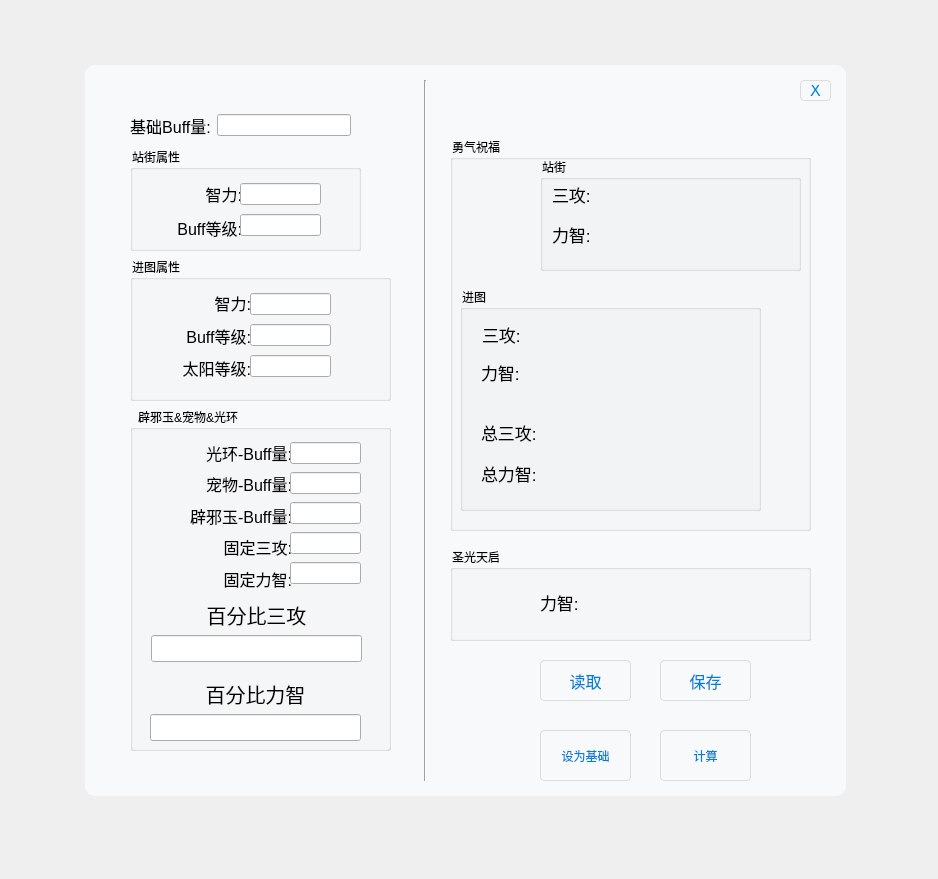
Vixiu/count_buff, file UI.ui: the form before one commit.
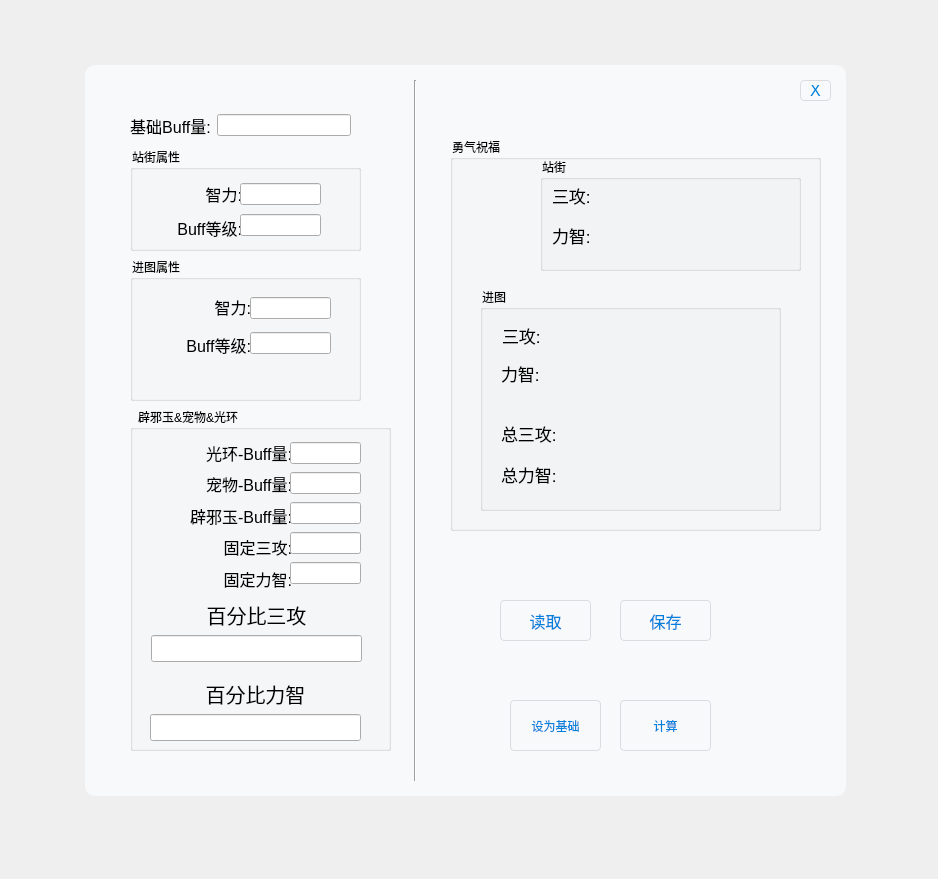
The form after the commit. Icons and pictures are not drawn.

The edit to the form file:
```diff
--- a/UI.ui
+++ b/UI.ui
@@ -117,8 +117,8 @@
    <widget class="QPushButton" name="button_count">
     <property name="geometry">
      <rect>
-      <x>580</x>
-      <y>670</y>
+      <x>540</x>
+      <y>640</y>
       <width>91</width>
       <height>51</height>
      </rect>
@@ -132,7 +132,7 @@
      <rect>
       <x>370</x>
       <y>80</y>
-      <width>361</width>
+      <width>371</width>
       <height>391</height>
      </rect>
     </property>
@@ -142,7 +142,7 @@
     <widget class="QGroupBox" name="groupBox">
      <property name="geometry">
       <rect>
-       <x>10</x>
+       <x>30</x>
        <y>150</y>
        <width>301</width>
        <height>221</height>
@@ -157,7 +157,7 @@
         <x>22</x>
         <y>32</y>
         <width>251</width>
-        <height>24</height>
+        <height>27</height>
        </rect>
       </property>
       <layout class="QHBoxLayout" name="horizontalLayout_3">
@@ -236,7 +236,7 @@
         <x>21</x>
         <y>70</y>
         <width>251</width>
-        <height>24</height>
+        <height>27</height>
        </rect>
       </property>
       <layout class="QHBoxLayout" name="horizontalLayout_4">
@@ -315,7 +315,7 @@
         <x>21</x>
         <y>130</y>
         <width>261</width>
-        <height>24</height>
+        <height>27</height>
        </rect>
       </property>
       <layout class="QHBoxLayout" name="horizontalLayout_5">
@@ -394,7 +394,7 @@
         <x>21</x>
         <y>171</y>
         <width>261</width>
-        <height>24</height>
+        <height>27</height>
        </rect>
       </property>
       <layout class="QHBoxLayout" name="horizontalLayout_6">
@@ -486,7 +486,7 @@
         <x>12</x>
         <y>22</y>
         <width>231</width>
-        <height>24</height>
+        <height>27</height>
        </rect>
       </property>
       <layout class="QHBoxLayout" name="horizontalLayout">
@@ -571,7 +571,7 @@
         <x>12</x>
         <y>62</y>
         <width>233</width>
-        <height>24</height>
+        <height>27</height>
        </rect>
       </property>
       <layout class="QHBoxLayout" name="horizontalLayout_2">
@@ -661,7 +661,7 @@
      <property name="geometry">
       <rect>
        <x>20</x>
-       <y>50</y>
+       <y>40</y>
        <width>61</width>
        <height>61</height>
       </rect>
@@ -680,8 +680,8 @@
    <widget class="QPushButton" name="button_jc">
     <property name="geometry">
      <rect>
-      <x>460</x>
-      <y>670</y>
+      <x>430</x>
+      <y>640</y>
       <width>91</width>
       <height>51</height>
      </rect>
@@ -693,7 +693,7 @@
    <widget class="Line" name="line">
     <property name="geometry">
      <rect>
-      <x>330</x>
+      <x>320</x>
       <y>20</y>
       <width>31</width>
       <height>701</height>
@@ -708,7 +708,7 @@
      <rect>
       <x>50</x>
       <y>200</y>
-      <width>261</width>
+      <width>231</width>
       <height>141</height>
      </rect>
     </property>
@@ -721,7 +721,7 @@
        <x>20</x>
        <y>30</y>
        <width>101</width>
-       <height>91</height>
+       <height>71</height>
       </rect>
      </property>
      <layout class="QVBoxLayout" name="verticalLayout_11">
@@ -755,21 +755,6 @@
         </property>
        </widget>
       </item>
-      <item>
-       <widget class="QLabel" name="label_2">
-        <property name="font">
-         <font>
-          <pointsize>12</pointsize>
-         </font>
-        </property>
-        <property name="text">
-         <string>太阳等级:</string>
-        </property>
-        <property name="alignment">
-         <set>Qt::AlignRight|Qt::AlignTrailing|Qt::AlignVCenter</set>
-        </property>
-       </widget>
-      </item>
      </layout>
     </widget>
     <widget class="QWidget" name="verticalLayoutWidget_8">
@@ -778,7 +763,7 @@
        <x>120</x>
        <y>30</y>
        <width>81</width>
-       <height>91</height>
+       <height>71</height>
       </rect>
      </property>
      <layout class="QVBoxLayout" name="verticalLayout_12">
@@ -788,9 +773,6 @@
       <item>
        <widget class="QLineEdit" name="jt_lv"/>
       </item>
-      <item>
-       <widget class="QLineEdit" name="jt_ty_lv"/>
-      </item>
      </layout>
     </widget>
    </widget>
@@ -1126,125 +1108,11 @@
      <string>X</string>
     </property>
    </widget>
-   <widget class="QGroupBox" name="groupBox_3">
-    <property name="geometry">
-     <rect>
-      <x>370</x>
-      <y>490</y>
-      <width>361</width>
-      <height>91</height>
-     </rect>
-    </property>
-    <property name="title">
-     <string>圣光天启</string>
-    </property>
-    <widget class="QLabel" name="label_7">
-     <property name="enabled">
-      <bool>true</bool>
-     </property>
-     <property name="geometry">
-      <rect>
-       <x>20</x>
-       <y>30</y>
-       <width>51</width>
-       <height>51</height>
-      </rect>
-     </property>
-     <property name="text">
-      <string/>
-     </property>
-     <property name="pixmap">
-      <pixmap>png/23.PNG</pixmap>
-     </property>
-     <property name="scaledContents">
-      <bool>true</bool>
-     </property>
-    </widget>
-    <widget class="QWidget" name="layoutWidget_12">
-     <property name="geometry">
-      <rect>
-       <x>90</x>
-       <y>40</y>
-       <width>261</width>
-       <height>24</height>
-      </rect>
-     </property>
-     <layout class="QHBoxLayout" name="horizontalLayout_8">
-      <item>
-       <widget class="QLabel" name="label_4">
-        <property name="font">
-         <font>
-          <pointsize>13</pointsize>
-         </font>
-        </property>
-        <property name="text">
-         <string>力智:</string>
-        </property>
-       </widget>
-      </item>
-      <item>
-       <widget class="QLabel" name="ty">
-        <property name="font">
-         <font>
-          <pointsize>13</pointsize>
-         </font>
-        </property>
-        <property name="text">
-         <string/>
-        </property>
-        <property name="alignment">
-         <set>Qt::AlignCenter</set>
-        </property>
-       </widget>
-      </item>
-      <item>
-       <widget class="QLabel" name="ty_cj">
-        <property name="minimumSize">
-         <size>
-          <width>0</width>
-          <height>0</height>
-         </size>
-        </property>
-        <property name="maximumSize">
-         <size>
-          <width>9999</width>
-          <height>20</height>
-         </size>
-        </property>
-        <property name="font">
-         <font>
-          <pointsize>11</pointsize>
-         </font>
-        </property>
-        <property name="text">
-         <string/>
-        </property>
-        <property name="alignment">
-         <set>Qt::AlignLeading|Qt::AlignLeft|Qt::AlignVCenter</set>
-        </property>
-       </widget>
-      </item>
-      <item>
-       <spacer name="horizontalSpacer_7">
-        <property name="orientation">
-         <enum>Qt::Horizontal</enum>
-        </property>
-        <property name="sizeHint" stdset="0">
-         <size>
-          <width>40</width>
-          <height>20</height>
-         </size>
-        </property>
-       </spacer>
-      </item>
-     </layout>
-    </widget>
-   </widget>
    <widget class="QPushButton" name="button_save">
     <property name="geometry">
      <rect>
-      <x>580</x>
-      <y>600</y>
+      <x>540</x>
+      <y>540</y>
       <width>91</width>
       <height>41</height>
      </rect>
@@ -1261,8 +1129,8 @@
    <widget class="QPushButton" name="button_load">
     <property name="geometry">
      <rect>
-      <x>460</x>
-      <y>600</y>
+      <x>420</x>
+      <y>540</y>
       <width>91</width>
       <height>41</height>
      </rect>
```
